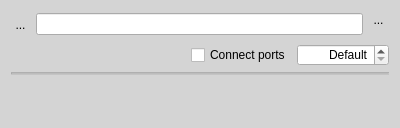
The window that resources/ui/pulse_bridge.ui (LADI/Cadence) describes before a commit, drawn with Qt 5.
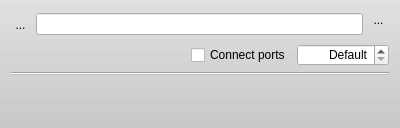
The same window after the commit. Icons and pictures are not drawn.

Commit message: gradient on pulseaudio bridge frame

```diff
--- a/resources/ui/pulse_bridge.ui
+++ b/resources/ui/pulse_bridge.ui
@@ -14,7 +14,7 @@
    <string>Frame</string>
   </property>
   <property name="styleSheet">
-   <string notr="true">QFrame{background-color:#33888888}</string>
+   <string notr="true">QFrame{background: qlineargradient(x1:0, y1:0, x2:0, y2:1, stop:0 #33aaaaaa, stop: 1 #33666666)}</string>
   </property>
   <layout class="QVBoxLayout" name="verticalLayout">
    <item>
```
The commit also changes 3 other files.
